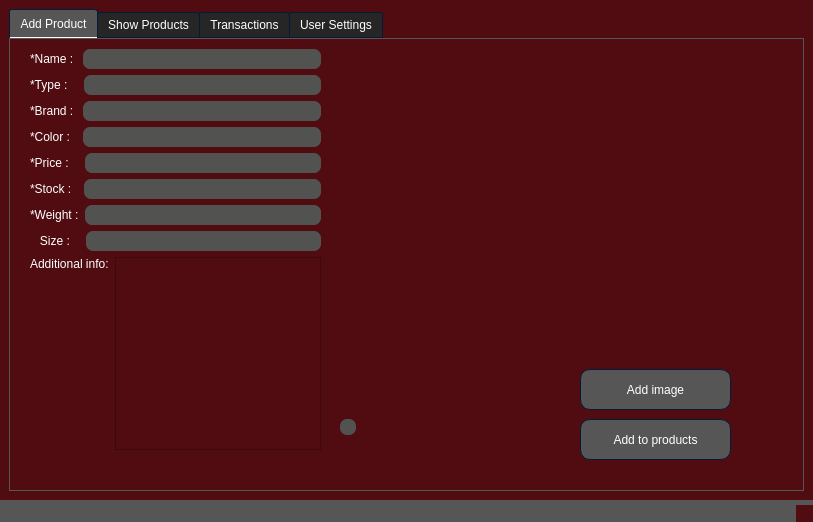
Above: AP/costumer_ui.ui from AP-projects-4001/Guys before the change. Below: the same form after it.
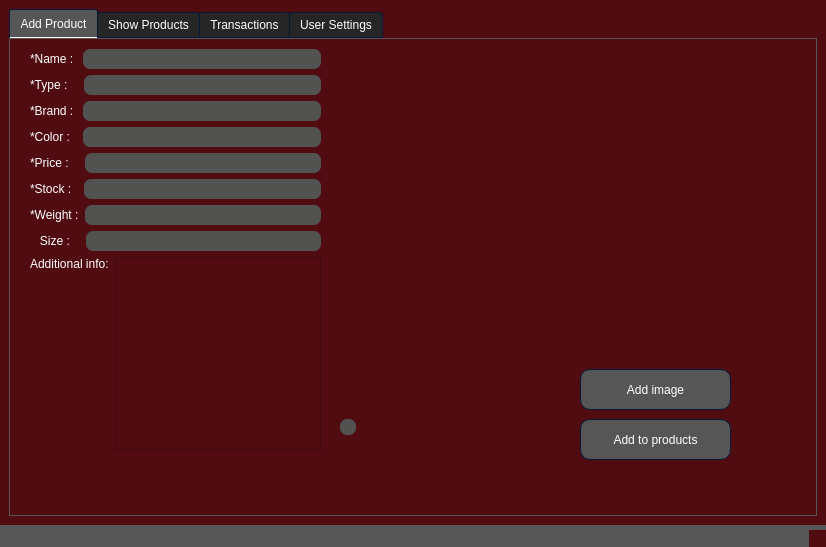
That is the form after the change. Icons and pictures are not drawn.

```diff
--- a/AP/costumer_ui.ui
+++ b/AP/costumer_ui.ui
@@ -6,8 +6,8 @@
    <rect>
     <x>0</x>
     <y>0</y>
-    <width>813</width>
-    <height>522</height>
+    <width>826</width>
+    <height>547</height>
    </rect>
   </property>
   <property name="windowTitle">
```
